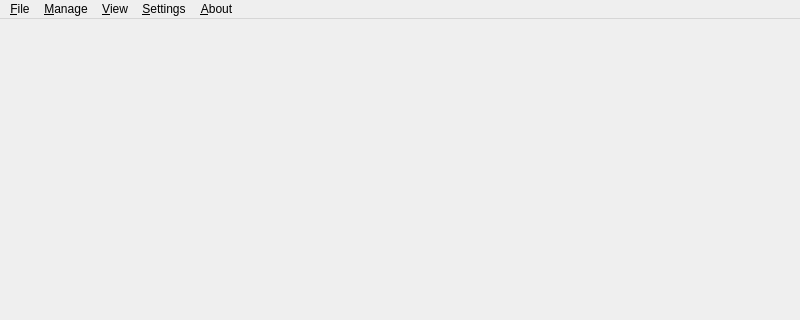
Old version of the form base/MainWindow.ui in the repository fmuecke/Ipponboard; both pictures show x 0 to 800 and y 0 to 320 of the 800 by 600 pixel window.
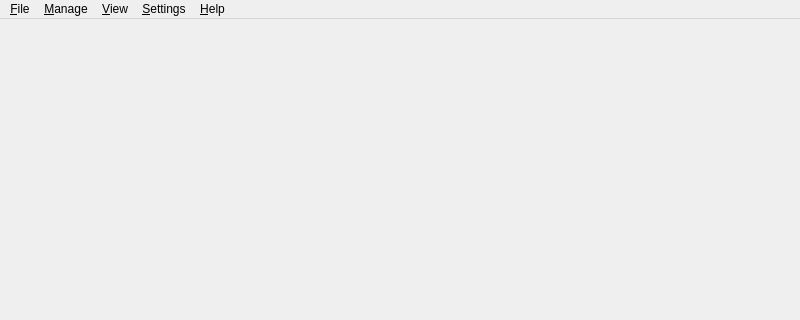
New version of the form. Icons and pictures are not drawn.

```diff
--- a/base/MainWindow.ui
+++ b/base/MainWindow.ui
@@ -503,7 +503,7 @@
    </widget>
    <widget class="QMenu" name="menuAbout">
     <property name="title">
-     <string>&amp;About</string>
+     <string>&amp;Help</string>
     </property>
     <addaction name="actionAbout_Ipponboard"/>
     <addaction name="actionUser_Manual"/>
```
Left out of the diff: 6 changed lines with no effect on the pictures.
